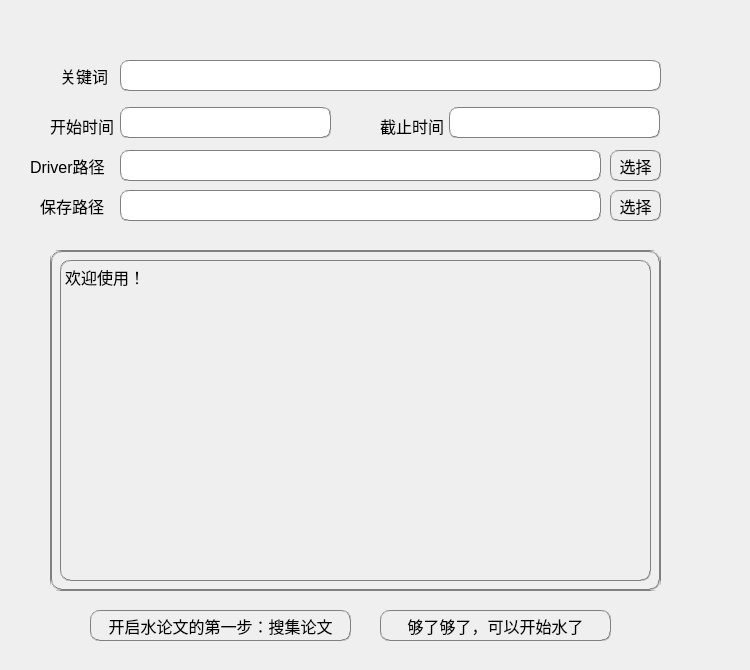
CedarY3/Paper-Search-and-Statistical-Analysis-on-Baidu-Academic-, file search_paper.ui: the form before one commit.
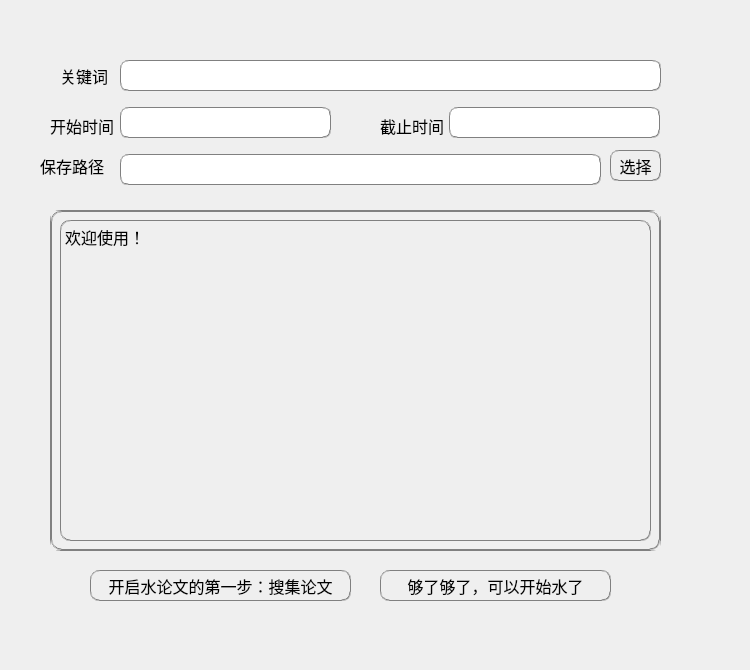
The form after the commit.

```diff
--- a/search_paper.ui
+++ b/search_paper.ui
@@ -129,29 +129,11 @@
     <string notr="true">border:1px groove gray;border-radius:8px;</string>
    </property>
   </widget>
-  <widget class="QLabel" name="label_3">
-   <property name="geometry">
-    <rect>
-     <x>30</x>
-     <y>150</y>
-     <width>91</width>
-     <height>31</height>
-    </rect>
-   </property>
-   <property name="font">
-    <font>
-     <pointsize>12</pointsize>
-    </font>
-   </property>
-   <property name="text">
-    <string>Driver路径</string>
-   </property>
-  </widget>
   <widget class="QLabel" name="label_7">
    <property name="geometry">
     <rect>
      <x>40</x>
-     <y>190</y>
+     <y>150</y>
      <width>71</width>
      <height>31</height>
     </rect>
@@ -169,7 +151,7 @@
    <property name="geometry">
     <rect>
      <x>120</x>
-     <y>190</y>
+     <y>154</y>
      <width>481</width>
      <height>31</height>
     </rect>
@@ -183,50 +165,11 @@
     <string notr="true">border:1px groove gray;border-radius:8px;</string>
    </property>
   </widget>
-  <widget class="QLineEdit" name="Driver_Path">
-   <property name="geometry">
-    <rect>
-     <x>120</x>
-     <y>150</y>
-     <width>481</width>
-     <height>31</height>
-    </rect>
-   </property>
-   <property name="font">
-    <font>
-     <pointsize>12</pointsize>
-    </font>
-   </property>
-   <property name="styleSheet">
-    <string notr="true">border:1px groove gray;border-radius:8px;</string>
-   </property>
-  </widget>
-  <widget class="QPushButton" name="Select_Driver">
-   <property name="geometry">
-    <rect>
-     <x>610</x>
-     <y>150</y>
-     <width>51</width>
-     <height>31</height>
-    </rect>
-   </property>
-   <property name="font">
-    <font>
-     <pointsize>12</pointsize>
-    </font>
-   </property>
-   <property name="styleSheet">
-    <string notr="true">border:1px groove gray;border-radius:8px;</string>
-   </property>
-   <property name="text">
-    <string>选择</string>
-   </property>
-  </widget>
   <widget class="QPushButton" name="Select_Save">
    <property name="geometry">
     <rect>
      <x>610</x>
-     <y>190</y>
+     <y>150</y>
      <width>51</width>
      <height>31</height>
     </rect>
@@ -247,7 +190,7 @@
    <property name="geometry">
     <rect>
      <x>50</x>
-     <y>250</y>
+     <y>210</y>
      <width>611</width>
      <height>341</height>
     </rect>
@@ -308,7 +251,7 @@
    <property name="geometry">
     <rect>
      <x>90</x>
-     <y>610</y>
+     <y>570</y>
      <width>261</width>
      <height>31</height>
     </rect>
@@ -329,7 +272,7 @@
    <property name="geometry">
     <rect>
      <x>380</x>
-     <y>610</y>
+     <y>570</y>
      <width>231</width>
      <height>31</height>
     </rect>
```
